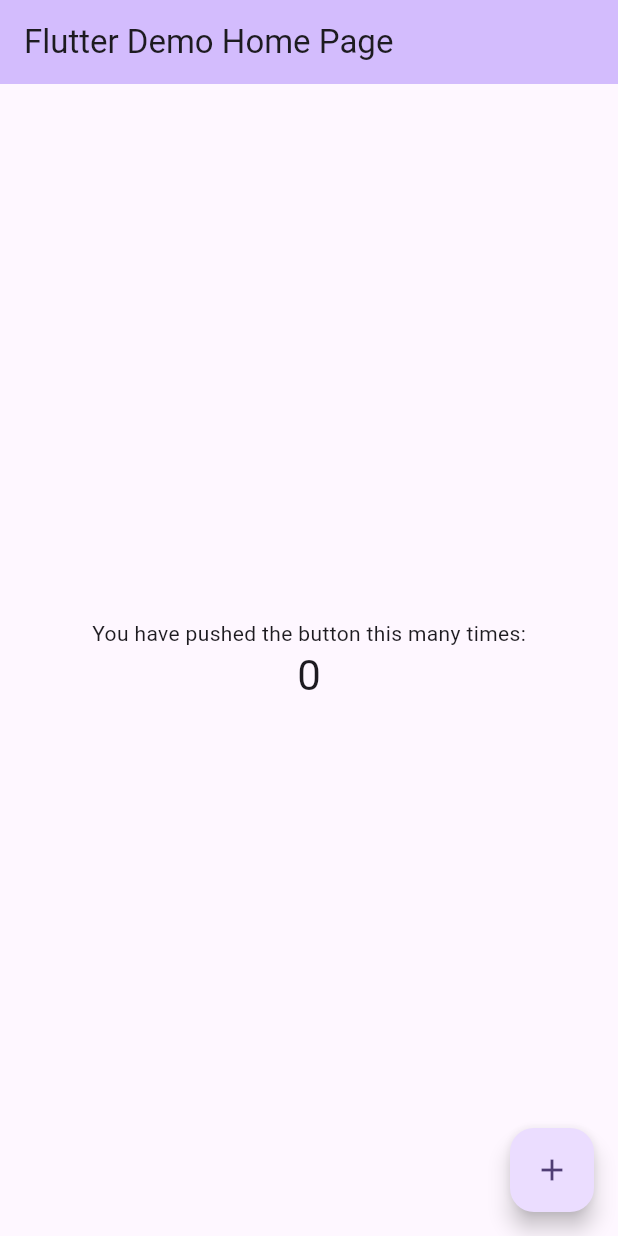
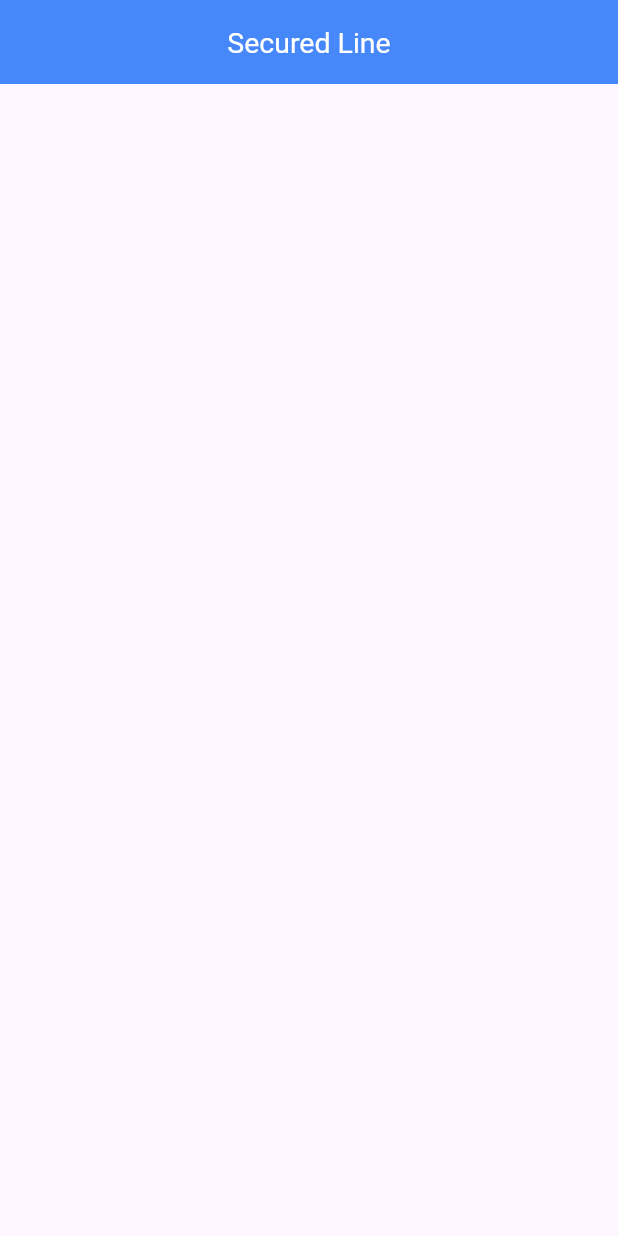
Before and after one commit to abhijaatx/SecuredLine, a Flutter app: the screen it shows after launch, on a phone screen of 412 x 824 dp. Run offline on Flutter 3.47's test engine with Material 3 defaults, Android fonts, the phone set to English and light mode, and no system bars.

Commit message:
app bar with consistency added throughout the app

```diff
--- a/lib/main.dart
+++ b/lib/main.dart
@@ -1,4 +1,5 @@
 import 'package:flutter/material.dart';
+import 'package:secured_line/screens/home_screen.dart';
 
 void main() {
   runApp(const MyApp());
@@ -6,120 +7,21 @@
 
 class MyApp extends StatelessWidget {
   const MyApp({super.key});
-
-  // This widget is the root of your application.
   @override
   Widget build(BuildContext context) {
     return MaterialApp(
-      title: 'Flutter Demo',
+      title: 'Secured Line',
       theme: ThemeData(
-        // This is the theme of your application.
-        //
-        // TRY THIS: Try running your application with "flutter run". You'll see
-        // the application has a purple toolbar. Then, without quitting the app,
-        // try changing the seedColor in the colorScheme below to Colors.green
-        // and then invoke "hot reload" (save your changes or press the "hot
-        // reload" button in a Flutter-supported IDE, or press "r" if you used
-        // the command line to start the app).
-        //
-        // Notice that the counter didn't reset back to zero; the application
-        // state is not lost during the reload. To reset the state, use hot
-        // restart instead.
-        //
-        // This works for code too, not just values: Most code changes can be
-        // tested with just a hot reload.
-        colorScheme: ColorScheme.fromSeed(seedColor: Colors.deepPurple),
-        useMaterial3: true,
-      ),
-      home: const MyHomePage(title: 'Flutter Demo Home Page'),
+          appBarTheme: const AppBarTheme(
+              centerTitle: true,
+              elevation: 1,
+              backgroundColor: Colors.blueAccent,
+              titleTextStyle: TextStyle(
+                color: Colors.white,
+                fontWeight: FontWeight.normal,
+                fontSize: 19,
+              ))),
+      home: const HomeScreen(),
     );
   }
 }
-
-class MyHomePage extends StatefulWidget {
-  const MyHomePage({super.key, required this.title});
-
-  // This widget is the home page of your application. It is stateful, meaning
-  // that it has a State object (defined below) that contains fields that affect
-  // how it looks.
-
-  // This class is the configuration for the state. It holds the values (in this
-  // case the title) provided by the parent (in this case the App widget) and
-  // used by the build method of the State. Fields in a Widget subclass are
-  // always marked "final".
-
-  final String title;
-
-  @override
-  State<MyHomePage> createState() => _MyHomePageState();
-}
-
-class _MyHomePageState extends State<MyHomePage> {
-  int _counter = 0;
-
-  void _incrementCounter() {
-    setState(() {
-      // This call to setState tells the Flutter framework that something has
-      // changed in this State, which causes it to rerun the build method below
-      // so that the display can reflect the updated values. If we changed
-      // _counter without calling setState(), then the build method would not be
-      // called again, and so nothing would appear to happen.
-      _counter++;
-    });
-  }
-
-  @override
-  Widget build(BuildContext context) {
-    // This method is rerun every time setState is called, for instance as done
-    // by the _incrementCounter method above.
-    //
-    // The Flutter framework has been optimized to make rerunning build methods
-    // fast, so that you can just rebuild anything that needs updating rather
-    // than having to individually change instances of widgets.
-    return Scaffold(
-      appBar: AppBar(
-        // TRY THIS: Try changing the color here to a specific color (to
-        // Colors.amber, perhaps?) and trigger a hot reload to see the AppBar
-        // change color while the other colors stay the same.
-        backgroundColor: Theme.of(context).colorScheme.inversePrimary,
-        // Here we take the value from the MyHomePage object that was created by
-        // the App.build method, and use it to set our appbar title.
-        title: Text(widget.title),
-      ),
-      body: Center(
-        // Center is a layout widget. It takes a single child and positions it
-        // in the middle of the parent.
-        child: Column(
-          // Column is also a layout widget. It takes a list of children and
-          // arranges them vertically. By default, it sizes itself to fit its
-          // children horizontally, and tries to be as tall as its parent.
-          //
-          // Column has various properties to control how it sizes itself and
-          // how it positions its children. Here we use mainAxisAlignment to
-          // center the children vertically; the main axis here is the vertical
-          // axis because Columns are vertical (the cross axis would be
-          // horizontal).
-          //
-          // TRY THIS: Invoke "debug painting" (choose the "Toggle Debug Paint"
-          // action in the IDE, or press "p" in the console), to see the
-          // wireframe for each widget.
-          mainAxisAlignment: MainAxisAlignment.center,
-          children: <Widget>[
-            const Text(
-              'You have pushed the button this many times:',
-            ),
-            Text(
-              '$_counter',
-              style: Theme.of(context).textTheme.headlineMedium,
-            ),
-          ],
-        ),
-      ),
-      floatingActionButton: FloatingActionButton(
-        onPressed: _incrementCounter,
-        tooltip: 'Increment',
-        child: const Icon(Icons.add),
-      ), // This trailing comma makes auto-formatting nicer for build methods.
-    );
-  }
-}
--- /dev/null
+++ b/lib/screens/home_screen.dart
@@ -0,0 +1,21 @@
+import 'package:flutter/material.dart';
+
+class HomeScreen extends StatefulWidget {
+  const HomeScreen({super.key});
+
+  @override
+  State<HomeScreen> createState() => _MyWidgetState();
+}
+
+class _MyWidgetState extends State<HomeScreen> {
+  @override
+  Widget build(BuildContext context) {
+    return Scaffold(
+      appBar: AppBar(
+        title: const Text(
+          "Secured Line",
+        ),
+      ),
+    );
+  }
+}
```
Also changed, not shown: pubspec.yaml (+0 -9 lines).
